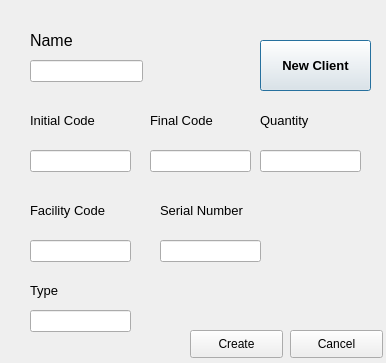
The window that neworderwindow.ui (Jballestero1996/SpeedReader) describes before a commit, drawn with Qt 5.
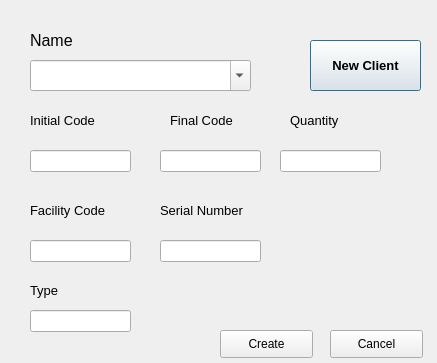
The same window after the commit.

Commit message:
Added a drop down list on the new order tab that also connects to the database and gets rid of duplicates
safety save before ordering by date for initial code and final code calculations

What changed in the file:
```diff
--- a/neworderwindow.ui
+++ b/neworderwindow.ui
@@ -6,7 +6,7 @@
    <rect>
     <x>0</x>
     <y>0</y>
-    <width>386</width>
+    <width>437</width>
     <height>363</height>
    </rect>
   </property>
@@ -31,20 +31,10 @@
     <string>Name</string>
    </property>
   </widget>
-  <widget class="QLineEdit" name="lineEdit">
-   <property name="geometry">
-    <rect>
-     <x>30</x>
-     <y>60</y>
-     <width>113</width>
-     <height>22</height>
-    </rect>
-   </property>
-  </widget>
   <widget class="QPushButton" name="PBnewClient">
    <property name="geometry">
     <rect>
-     <x>260</x>
+     <x>310</x>
      <y>40</y>
      <width>111</width>
      <height>51</height>
@@ -82,7 +72,7 @@
   <widget class="QLabel" name="LBFinalCode">
    <property name="geometry">
     <rect>
-     <x>150</x>
+     <x>170</x>
      <y>110</y>
      <width>91</width>
      <height>21</height>
@@ -100,7 +90,7 @@
   <widget class="QLabel" name="LBquantity">
    <property name="geometry">
     <rect>
-     <x>260</x>
+     <x>290</x>
      <y>110</y>
      <width>91</width>
      <height>21</height>
@@ -182,7 +172,7 @@
   <widget class="QLineEdit" name="lineEdit_3">
    <property name="geometry">
     <rect>
-     <x>150</x>
+     <x>160</x>
      <y>150</y>
      <width>101</width>
      <height>22</height>
@@ -192,7 +182,7 @@
   <widget class="QLineEdit" name="lineEdit_4">
    <property name="geometry">
     <rect>
-     <x>260</x>
+     <x>280</x>
      <y>150</y>
      <width>101</width>
      <height>22</height>
@@ -232,7 +222,7 @@
   <widget class="QPushButton" name="PBcreate">
    <property name="geometry">
     <rect>
-     <x>190</x>
+     <x>220</x>
      <y>330</y>
      <width>93</width>
      <height>28</height>
@@ -245,7 +235,7 @@
   <widget class="QPushButton" name="PBcancel">
    <property name="geometry">
     <rect>
-     <x>290</x>
+     <x>330</x>
      <y>330</y>
      <width>93</width>
      <height>28</height>
@@ -255,6 +245,19 @@
     <string>Cancel</string>
    </property>
   </widget>
+  <widget class="QComboBox" name="CBname">
+   <property name="geometry">
+    <rect>
+     <x>30</x>
+     <y>60</y>
+     <width>221</width>
+     <height>31</height>
+    </rect>
+   </property>
+   <property name="editable">
+    <bool>true</bool>
+   </property>
+  </widget>
  </widget>
  <resources/>
  <connections/>
```
Left out of the diff: 12 changed lines with no effect on the pictures. The commit also changes 4 other files.
